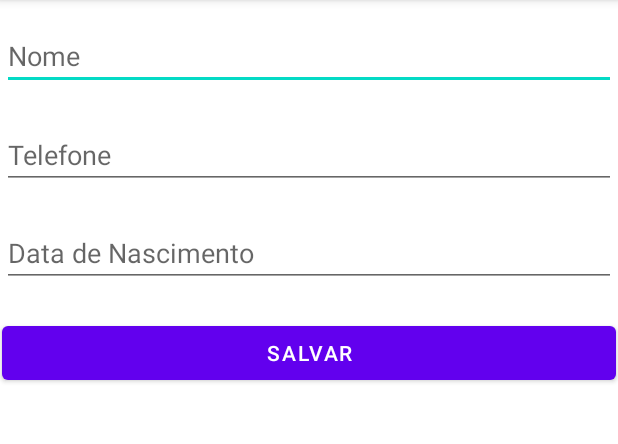
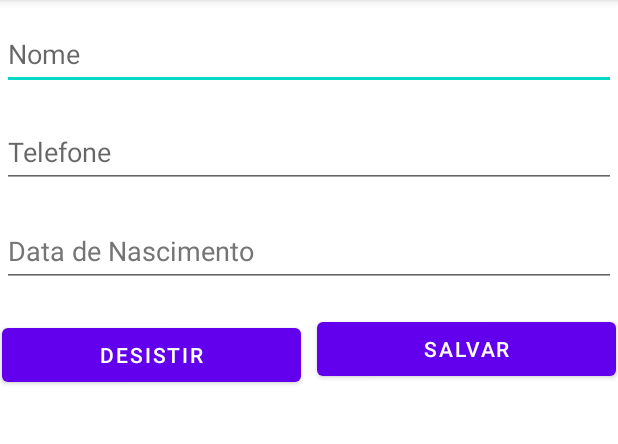
Before and after one commit to YukiLeonardo/List-Telefonica, an Android app: the screen it shows after launch (MainActivity), on a phone screen of 412 x 824 dp, the part 84-528 px from its top. Run offline under Robolectric (Android 15) with nearby library versions, the phone set to English and light mode, and no system bars; 3 statements that could not run were skipped.

Commit message:
Remover/Desistir e finalizado

```diff
--- a/app/src/main/res/layout/activity_main.xml
+++ b/app/src/main/res/layout/activity_main.xml
@@ -14,15 +14,16 @@
         android:layout_marginTop="5dp"
         android:layout_marginEnd="1dp"
         android:layout_marginBottom="5dp"
+        android:autofillHints=""
         android:ems="10"
         android:hint="@string/hint_nome"
         android:inputType="textPersonName"
+        android:minHeight="48dp"
         app:layout_constraintBottom_toTopOf="@+id/id_telefone"
         app:layout_constraintEnd_toEndOf="parent"
         app:layout_constraintHorizontal_bias="0.0"
         app:layout_constraintStart_toStartOf="parent"
-        app:layout_constraintTop_toTopOf="parent"
-        android:autofillHints="" />
+        app:layout_constraintTop_toTopOf="parent" />
 
     <EditText
         android:id="@+id/id_telefone"
@@ -32,14 +33,15 @@
         android:layout_marginTop="5dp"
         android:layout_marginEnd="1dp"
         android:layout_marginBottom="5dp"
+        android:autofillHints=""
         android:ems="10"
         android:hint="@string/hint_telefone"
         android:inputType="phone"
+        android:minHeight="48dp"
         app:layout_constraintBottom_toTopOf="@+id/id_datanasc"
         app:layout_constraintEnd_toEndOf="parent"
         app:layout_constraintStart_toStartOf="parent"
-        app:layout_constraintTop_toBottomOf="@+id/id_nome"
-        android:autofillHints="" />
+        app:layout_constraintTop_toBottomOf="@+id/id_nome" />
 
     <EditText
         android:id="@+id/id_datanasc"
@@ -49,14 +51,16 @@
         android:layout_marginTop="5dp"
         android:layout_marginEnd="1dp"
         android:layout_marginBottom="5dp"
+        android:autofillHints=""
         android:ems="10"
         android:hint="@string/hinr_data_de_nascimento"
         android:inputType="date"
+        android:minHeight="48dp"
+        android:textColorHint="#757575"
         app:layout_constraintBottom_toTopOf="@+id/id_salvar"
         app:layout_constraintEnd_toEndOf="parent"
         app:layout_constraintStart_toStartOf="parent"
-        app:layout_constraintTop_toBottomOf="@+id/id_telefone"
-        android:autofillHints="" />
+        app:layout_constraintTop_toBottomOf="@+id/id_telefone" />
 
     <ListView
         android:id="@+id/id_list"
@@ -76,15 +80,29 @@
         android:id="@+id/id_salvar"
         android:layout_width="0dp"
         android:layout_height="wrap_content"
-        android:layout_marginStart="1dp"
+        android:layout_marginStart="5dp"
         android:layout_marginTop="5dp"
         android:layout_marginEnd="1dp"
-        android:layout_marginBottom="5dp"
+        android:layout_marginBottom="14dp"
         android:hint="@string/hind_salvar"
         android:onClick="salvar"
         android:text="@string/salvar"
         app:layout_constraintBottom_toTopOf="@+id/id_list"
         app:layout_constraintEnd_toEndOf="parent"
+        app:layout_constraintStart_toEndOf="@+id/id_dedistir"
+        app:layout_constraintTop_toBottomOf="@+id/id_datanasc" />
+
+    <Button
+        android:id="@+id/id_dedistir"
+        android:layout_width="0dp"
+        android:layout_height="wrap_content"
+        android:layout_marginStart="1dp"
+        android:layout_marginTop="5dp"
+        android:layout_marginEnd="5dp"
+        android:layout_marginBottom="5dp"
+        android:text="@string/desistir"
+        app:layout_constraintBottom_toTopOf="@+id/id_list"
+        app:layout_constraintEnd_toStartOf="@+id/id_salvar"
         app:layout_constraintStart_toStartOf="parent"
         app:layout_constraintTop_toBottomOf="@+id/id_datanasc" />
 
--- a/app/src/main/res/values/strings.xml
+++ b/app/src/main/res/values/strings.xml
@@ -5,4 +5,5 @@
     <string name="hinr_data_de_nascimento">Data de Nascimento</string>
     <string name="hind_salvar">salvar</string>
     <string name="salvar">SALVAR</string>
+    <string name="desistir">DESISTIR</string>
 </resources>
```
Also changed, not shown: app/src/main/java/br/unigran/BancoDados/DBHelper.java (+0 -7 lines), app/src/main/java/br/unigran/listatelefonica/MainActivity.java (+24 -0 lines).
